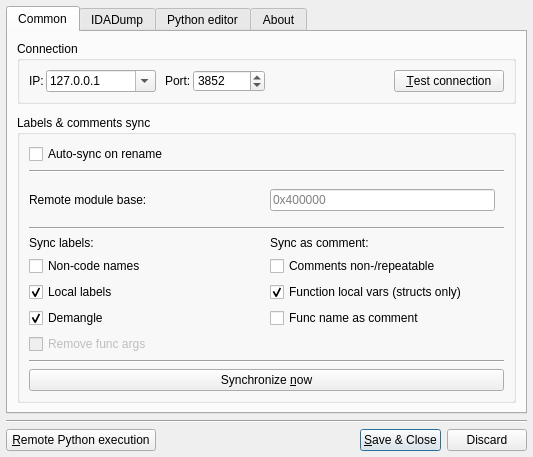
The window that labeless_ida/ui/settingsdialog.ui (a1ext/labeless) describes before a commit, drawn with Qt 5.
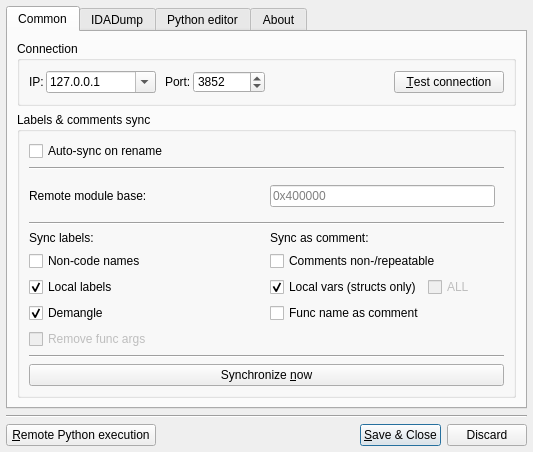
The same window after the commit. Icons and pictures are not drawn. Custom widgets are drawn as their Qt base class.

Commit message: [IDA] Func local vars sync is under development [IDA] Checking for updates with wait box

Patch:
```diff
--- a/labeless_ida/ui/settingsdialog.ui
+++ b/labeless_ida/ui/settingsdialog.ui
@@ -24,23 +24,15 @@
     <number>6</number>
    </property>
    <item>
-    <widget class="QTabWidget" name="tabCommon">
+    <widget class="QTabWidget" name="tw">
      <property name="currentIndex">
       <number>0</number>
      </property>
-     <widget class="QWidget" name="tab">
+     <widget class="QWidget" name="tabCommon">
       <attribute name="title">
        <string>Common</string>
       </attribute>
-      <layout class="QHBoxLayout" name="horizontalLayout_7">
-       <property name="margin">
-        <number>9</number>
-       </property>
-       <item>
-        <layout class="QVBoxLayout" name="verticalLayout_5" stretch="0,1">
-         <property name="spacing">
-          <number>11</number>
-         </property>
+      <layout class="QVBoxLayout" name="verticalLayout_5">
          <item>
           <widget class="QGroupBox" name="groupBox_3">
            <property name="sizePolicy">
@@ -317,16 +309,6 @@
                 </property>
                </widget>
               </item>
-              <item row="2" column="1">
-               <widget class="QCheckBox" name="chFuncLocalVars">
-                <property name="text">
-                 <string>Function local vars (structs only)</string>
-                </property>
-                <property name="checked">
-                 <bool>true</bool>
-                </property>
-               </widget>
-              </item>
               <item row="4" column="0">
                <widget class="QCheckBox" name="chRemoveFuncArgs">
                 <property name="enabled">
@@ -347,6 +329,30 @@
                 </property>
                </widget>
               </item>
+            <item row="2" column="1">
+             <layout class="QHBoxLayout" name="horizontalLayout_7">
+              <item>
+               <widget class="QCheckBox" name="chFuncLocalVars">
+                <property name="text">
+                 <string>Local vars (structs only)</string>
+                </property>
+                <property name="checked">
+                 <bool>true</bool>
+                </property>
+               </widget>
+              </item>
+              <item>
+               <widget class="QCheckBox" name="chFuncLocalVarsAll">
+                <property name="enabled">
+                 <bool>false</bool>
+                </property>
+                <property name="text">
+                 <string>ALL</string>
+                </property>
+               </widget>
+              </item>
+             </layout>
+            </item>
              </layout>
             </item>
             <item>
@@ -376,8 +382,6 @@
           </widget>
          </item>
         </layout>
-       </item>
-      </layout>
      </widget>
      <widget class="QWidget" name="tabIDADump">
       <attribute name="title">
```
Left out of the diff: 13 changed lines with no effect on the pictures. Lines whose indentation alone changed are shown as unchanged. The commit also changes 6 other files.
